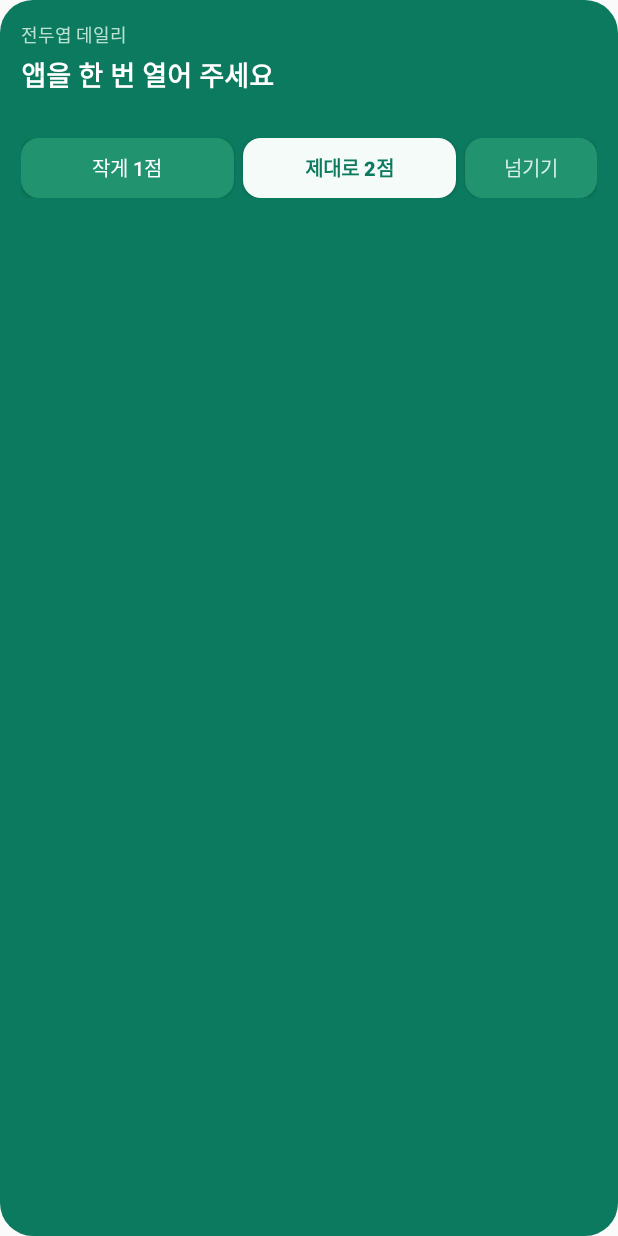
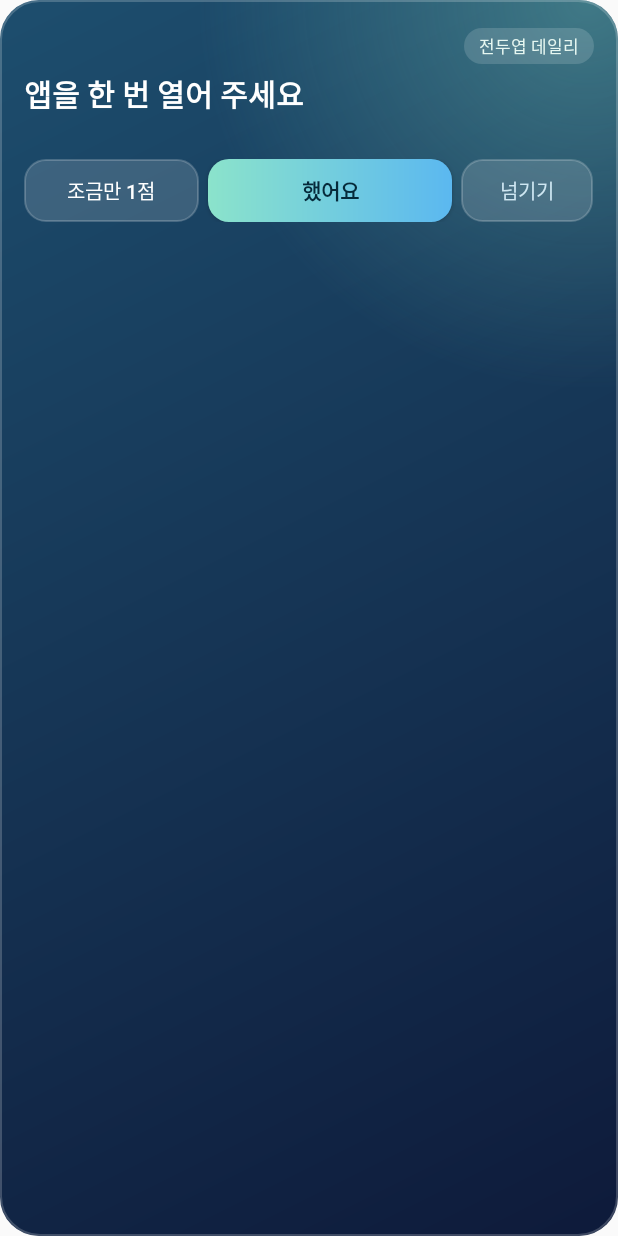
Before and after one commit to vqoq2836-hue/frontal-daily, an Android app: the layout widget_mission.xml on its own in the app's theme, with its tools: preview values and no code run, on a phone screen of 412 x 824 dp. Run offline under Robolectric (Android 15) with nearby library versions, the phone set to English and light mode, and no system bars.

Commit message:
Redesign as an alarm-first routine manager with time-of-day sky UI
- Main screen shows one task now (or next), big actions: done / 10 min later / skip
- Every task has its own time and alarm; ongoing heads-up notification with actions,
  re-alerts after 10 min up to twice
- Layered UI: time-of-day sky gradient, orb, haze, stars, grain, glass cards
- Day tab timeline; quote and new-routine become timed tasks
- Evening stress check (1-5) in the 3-line journal, averages in history
- Widget shows current task with time; layered gradient widget background
- Native schedules tomorrow from weekday/weekend lists when the app isn't opened

Co-Authored-By: Claude Opus 5.5 <noreply@anthropic.com>
Claude-Session: https://claude.ai/code/session_01RDP8k3bnzEm8X47U66HDhw

```diff
--- a/app/src/main/java/com/bumki/frontal/AlarmReceiver.kt
+++ b/app/src/main/java/com/bumki/frontal/AlarmReceiver.kt
@@ -34,9 +34,10 @@ class AlarmReceiver : BroadcastReceiver() {
                 MissionWidget.updateAll(ctx)
             }
             Reminders.ACTION_SNOOZE -> {
-                val nag = intent.getIntExtra(Reminders.EXTRA_LVL, 0)
+                // 직접 미룬 건 횟수에 세지 않고 10분 뒤 다시 알려 줘요
                 Reminders.dismiss(ctx, id)
-                Reminders.scheduleNag(ctx, id, (nag + 1).coerceAtMost(Reminders.MAX_NAGS))
+                Reminders.scheduleNag(ctx, id, 1)
+                MissionWidget.updateAll(ctx)
             }
         }
     }
--- a/app/src/main/res/drawable/widget_bg.xml
+++ b/app/src/main/res/drawable/widget_bg.xml
@@ -1,5 +1,35 @@
 <?xml version="1.0" encoding="utf-8"?>
-<shape xmlns:android="http://schemas.android.com/apk/res/android" android:shape="rectangle">
-    <solid android:color="#0B7A5E" />
-    <corners android:radius="22dp" />
-</shape>
+<layer-list xmlns:android="http://schemas.android.com/apk/res/android">
+    <!-- 밤하늘 그라데이션 -->
+    <item>
+        <shape android:shape="rectangle">
+            <gradient
+                android:angle="315"
+                android:endColor="#0E1A3A"
+                android:startColor="#1D4E6E"
+                android:type="linear" />
+            <corners android:radius="26dp" />
+        </shape>
+    </item>
+    <!-- 오른쪽 위 빛 번짐 -->
+    <item>
+        <shape android:shape="rectangle">
+            <gradient
+                android:centerX="0.95"
+                android:centerY="0.0"
+                android:endColor="#008BE3CB"
+                android:gradientRadius="260dp"
+                android:startColor="#558BE3CB"
+                android:type="radial" />
+            <corners android:radius="26dp" />
+        </shape>
+    </item>
+    <!-- 유리 테두리 -->
+    <item>
+        <shape android:shape="rectangle">
+            <solid android:color="#00000000" />
+            <stroke android:width="1dp" android:color="#33FFFFFF" />
+            <corners android:radius="26dp" />
+        </shape>
+    </item>
+</layer-list>
--- a/app/src/main/res/drawable/widget_btn.xml
+++ b/app/src/main/res/drawable/widget_btn.xml
@@ -1,5 +1,6 @@
 <?xml version="1.0" encoding="utf-8"?>
 <shape xmlns:android="http://schemas.android.com/apk/res/android" android:shape="rectangle">
-    <solid android:color="#22936F" />
-    <corners android:radius="12dp" />
+    <solid android:color="#26FFFFFF" />
+    <stroke android:width="1dp" android:color="#33FFFFFF" />
+    <corners android:radius="14dp" />
 </shape>
--- a/app/src/main/res/drawable/widget_btn_primary.xml
+++ b/app/src/main/res/drawable/widget_btn_primary.xml
@@ -1,5 +1,8 @@
 <?xml version="1.0" encoding="utf-8"?>
 <shape xmlns:android="http://schemas.android.com/apk/res/android" android:shape="rectangle">
-    <solid android:color="#F4FBF8" />
-    <corners android:radius="12dp" />
+    <gradient
+        android:angle="0"
+        android:endColor="#5BB8F0"
+        android:startColor="#8BE3CB" />
+    <corners android:radius="14dp" />
 </shape>
--- /dev/null
+++ b/app/src/main/res/drawable/widget_chip.xml
@@ -0,0 +1,5 @@
+<?xml version="1.0" encoding="utf-8"?>
+<shape xmlns:android="http://schemas.android.com/apk/res/android" android:shape="rectangle">
+    <solid android:color="#26FFFFFF" />
+    <corners android:radius="99dp" />
+</shape>
--- a/app/src/main/res/layout/widget_mission.xml
+++ b/app/src/main/res/layout/widget_mission.xml
@@ -5,26 +5,47 @@
     android:layout_height="match_parent"
     android:background="@drawable/widget_bg"
     android:orientation="vertical"
-    android:padding="14dp">
+    android:padding="16dp">
 
-    <TextView
-        android:id="@+id/w_head"
+    <LinearLayout
         android:layout_width="match_parent"
         android:layout_height="wrap_content"
-        android:text="전두엽 데일리"
-        android:textColor="#B9E2D3"
-        android:textSize="12sp" />
+        android:gravity="center_vertical"
+        android:orientation="horizontal">
+
+        <TextView
+            android:id="@+id/w_time"
+            android:layout_width="0dp"
+            android:layout_height="wrap_content"
+            android:layout_weight="1"
+            android:fontFamily="sans-serif-light"
+            android:textColor="#FFFFFF"
+            android:textSize="22sp" />
+
+        <TextView
+            android:id="@+id/w_head"
+            android:layout_width="wrap_content"
+            android:layout_height="wrap_content"
+            android:background="@drawable/widget_chip"
+            android:paddingStart="10dp"
+            android:paddingTop="3dp"
+            android:paddingEnd="10dp"
+            android:paddingBottom="3dp"
+            android:text="전두엽 데일리"
+            android:textColor="#E6F7F1"
+            android:textSize="11sp" />
+    </LinearLayout>
 
     <TextView
         android:id="@+id/w_title"
         android:layout_width="match_parent"
         android:layout_height="wrap_content"
-        android:layout_marginTop="4dp"
+        android:layout_marginTop="2dp"
+        android:ellipsize="end"
         android:maxLines="2"
-        android:ellipsize="end"
         android:text="앱을 한 번 열어 주세요"
         android:textColor="#FFFFFF"
-        android:textSize="18sp"
+        android:textSize="20sp"
         android:textStyle="bold" />
 
     <TextView
@@ -32,9 +53,9 @@
         android:layout_width="match_parent"
         android:layout_height="wrap_content"
         android:layout_marginTop="2dp"
-        android:maxLines="3"
         android:ellipsize="end"
-        android:textColor="#D5EDE4"
+        android:maxLines="2"
+        android:textColor="#CFE7F2"
         android:textSize="12sp" />
 
     <LinearLayout
@@ -47,35 +68,35 @@
         <Button
             android:id="@+id/w_mini"
             android:layout_width="0dp"
-            android:layout_height="40dp"
+            android:layout_height="42dp"
+            android:layout_marginEnd="6dp"
             android:layout_weight="1"
             android:background="@drawable/widget_btn"
-            android:text="작게 1점"
+            android:text="조금만 1점"
             android:textColor="#FFFFFF"
             android:textSize="13sp" />
 
         <Button
             android:id="@+id/w_full"
             android:layout_width="0dp"
-            android:layout_height="40dp"
-            android:layout_marginStart="6dp"
-            android:layout_weight="1"
+            android:layout_height="42dp"
+            android:layout_weight="1.4"
             android:background="@drawable/widget_btn_primary"
-            android:text="제대로 2점"
-            android:textColor="#0B7A5E"
-            android:textSize="13sp"
+            android:text="했어요"
+            android:textColor="#062A3A"
+            android:textSize="14sp"
             android:textStyle="bold" />
 
         <Button
             android:id="@+id/w_skip"
             android:layout_width="wrap_content"
-            android:layout_height="40dp"
+            android:layout_height="42dp"
             android:layout_marginStart="6dp"
             android:background="@drawable/widget_btn"
             android:paddingStart="12dp"
             android:paddingEnd="12dp"
             android:text="넘기기"
-            android:textColor="#D5EDE4"
+            android:textColor="#CFE7F2"
             android:textSize="13sp" />
     </LinearLayout>
 </LinearLayout>
```
Also changed, not shown: app/src/main/java/com/bumki/frontal/MissionWidget.kt (+6 -12 lines), app/src/main/java/com/bumki/frontal/Reminders.kt (+108 -40 lines), 2 other files.
